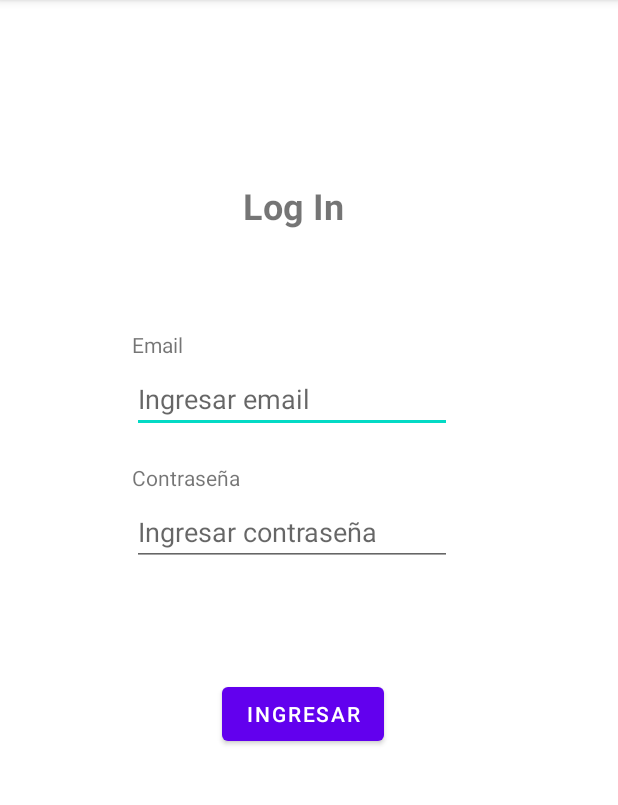
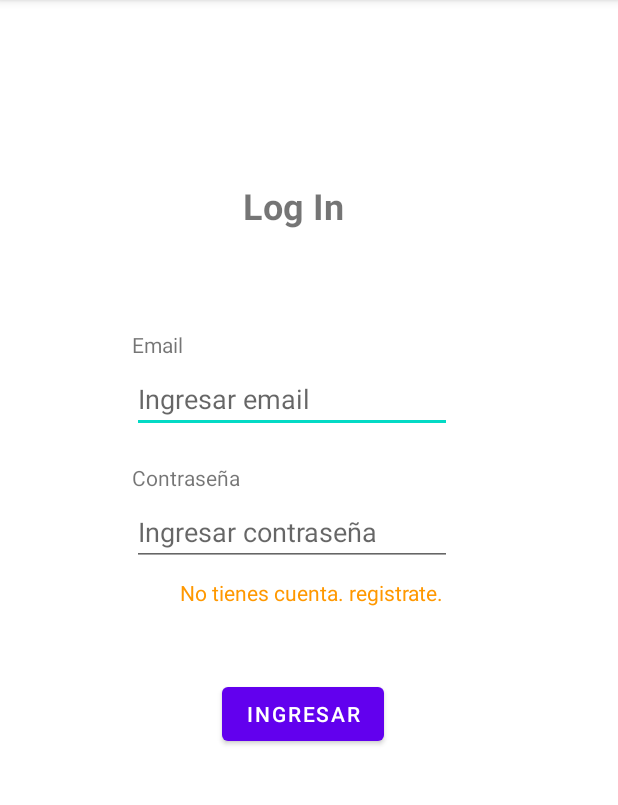
Before and after one commit to Geider10/Kotlin_TP, an Android app: the screen it shows after launch (MainActivity), on a phone screen of 412 x 824 dp, the part 84-889 px from its top. Run offline under Robolectric (Android 15) with nearby library versions, the light colour scheme and no system bars.

Commit message:
feat(screen): added intent to scren navigation

```diff
--- a/app/src/main/java/com/example/kotlin/MainActivity.kt
+++ b/app/src/main/java/com/example/kotlin/MainActivity.kt
@@ -1,11 +1,21 @@
 package com.example.kotlin
 
+import android.content.Intent
 import androidx.appcompat.app.AppCompatActivity
 import android.os.Bundle
+import android.widget.TextView
 
 class MainActivity : AppCompatActivity() {
     override fun onCreate(savedInstanceState: Bundle?) {
         super.onCreate(savedInstanceState)
         setContentView(R.layout.activity_main)
+
+
+        val signupScreen = findViewById<TextView>(R.id.txtRegistrate)
+        signupScreen.setOnClickListener{
+            val intent = Intent(this, SignupActivity::class.java)
+            startActivity(intent)
+        }
     }
+
 }
--- a/app/src/main/res/layout/activity_main.xml
+++ b/app/src/main/res/layout/activity_main.xml
@@ -73,4 +73,15 @@
         app:layout_constraintStart_toStartOf="parent"
         app:layout_constraintTop_toBottomOf="@+id/iptEmail" />
 
+    <TextView
+        android:id="@+id/txtRegistrate"
+        android:layout_width="wrap_content"
+        android:layout_height="wrap_content"
+        android:layout_marginStart="120dp"
+        android:layout_marginTop="8dp"
+        android:text="No tienes cuenta. registrate."
+        android:textColor="#FF9800"
+        app:layout_constraintStart_toStartOf="parent"
+        app:layout_constraintTop_toBottomOf="@+id/iptPassword" />
+
 </androidx.constraintlayout.widget.ConstraintLayout>
```
Also changed, not shown: app/src/main/AndroidManifest.xml (+7 -0 lines), app/src/main/java/com/example/kotlin/SignupActivity.kt (added, +11 -0 lines), app/src/main/res/layout/activity_signup.xml (added, +18 -0 lines).
